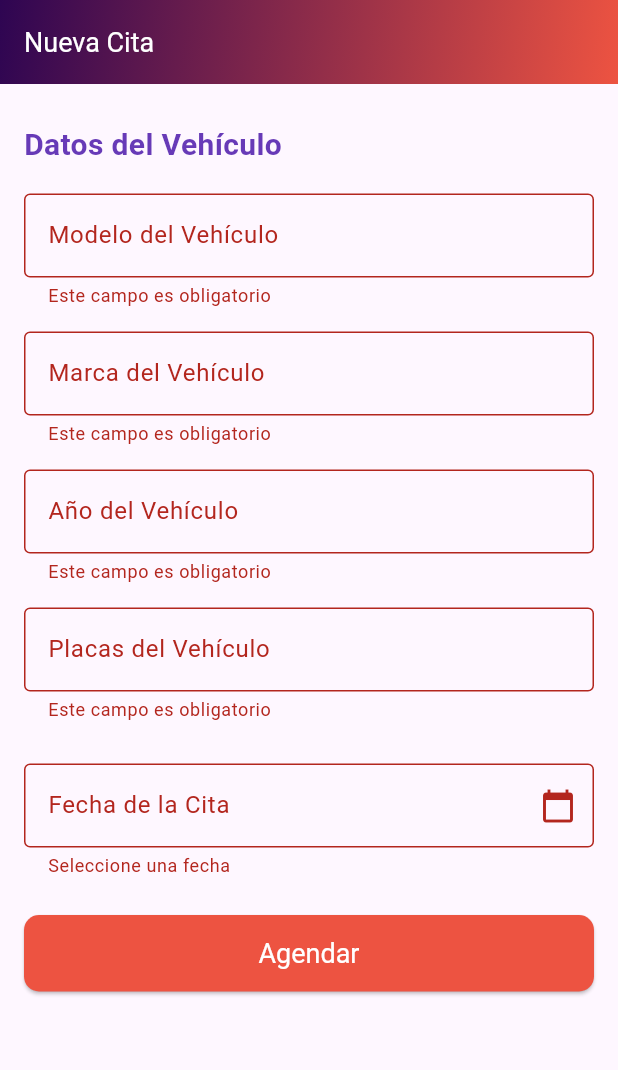
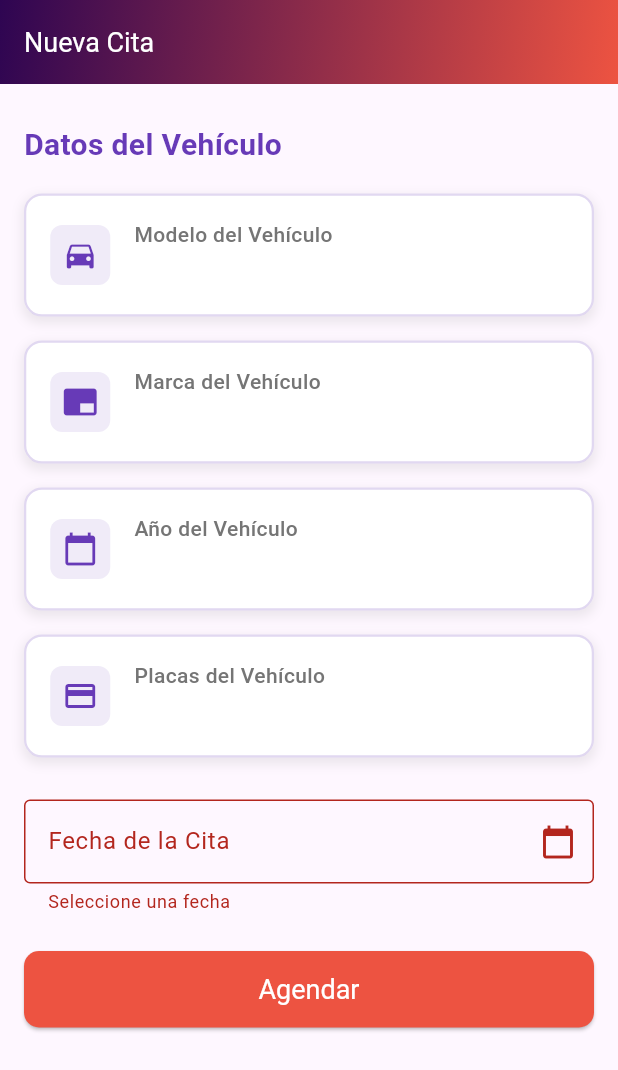
Before and after one commit to BIZAGoD/appclientemia, a Flutter app: the PantallaAgendarServicio screen opened directly, after a tap on "Agendar", on a phone screen of 412 x 824 dp. Shown: the top 1070 px of the screen. Run offline on Flutter 3.47's test engine with Material 3 defaults, Android fonts, the phone set to English and light mode, and no system bars; our stand-ins replace image_picker, shared_preferences; accounts and stored records are empty.

Commit message:
mejora del diseño de agendar cita

```diff
--- a/lib/Pantallas/Servicios/PantallaAgendarServicio.dart
+++ b/lib/Pantallas/Servicios/PantallaAgendarServicio.dart
@@ -64,18 +64,6 @@ class _PantallaAgendarServicioState extends State<PantallaAgendarServicio> {
     if (!_formKey.currentState!.validate()) {
       return;
     }
-
-    // Mostrar indicador de carga
-    showDialog(
-      context: context,
-      barrierDismissible: false,
-      builder: (BuildContext context) {
-        return const Center(
-          child: CircularProgressIndicator(),
-        );
-      },
-    );
-
     await _guardarDatos();
 
     final Map<String, dynamic> citaData = {
@@ -99,9 +87,6 @@ class _PantallaAgendarServicioState extends State<PantallaAgendarServicio> {
         body: json.encode(citaData),
       );
 
-      // Cerrar el indicador de carga
-      Navigator.pop(context);
-
       if (response.statusCode == 201 || response.statusCode == 200) {
         Navigator.pushReplacement(
           context,
@@ -120,9 +105,6 @@ class _PantallaAgendarServicioState extends State<PantallaAgendarServicio> {
         );
       }
     } catch (e) {
-      // Cerrar el indicador de carga en caso de error
-      Navigator.pop(context);
-
       ScaffoldMessenger.of(context).showSnackBar(
         SnackBar(
           content: Text('Error de conexión: $e'),
@@ -172,11 +154,10 @@ class _PantallaAgendarServicioState extends State<PantallaAgendarServicio> {
               crossAxisAlignment: CrossAxisAlignment.start,
               children: [
                 _buildSectionTitle('Datos del Vehículo'),
-                _buildTextField('Modelo del Vehículo', _modeloController),
-                _buildTextField('Marca del Vehículo', _marcaController),
-                _buildTextField('Año del Vehículo', _anioController,
-                    keyboardType: TextInputType.number),
-                _buildTextField('Placas del Vehículo', _placasController),
+                _buildReadOnlyField('Modelo del Vehículo', _modeloController.text),
+                _buildReadOnlyField('Marca del Vehículo', _marcaController.text),
+                _buildReadOnlyField('Año del Vehículo', _anioController.text),
+                _buildReadOnlyField('Placas del Vehículo', _placasController.text),
 
                 const SizedBox(height: 20),
                 TextFormField(
@@ -222,22 +203,85 @@ class _PantallaAgendarServicioState extends State<PantallaAgendarServicio> {
     );
   }
 
-  Widget _buildTextField(String labelText, TextEditingController controller,
-      {TextInputType keyboardType = TextInputType.text, int maxLines = 1}) {
+  Widget _buildReadOnlyField(String labelText, String value) {
     return Padding(
       padding: const EdgeInsets.symmetric(vertical: 8.0),
-      child: TextFormField(
-        controller: controller,
-        decoration: InputDecoration(
-          labelText: labelText,
-          border: OutlineInputBorder(),
+      child: Container(
+        padding: const EdgeInsets.all(16.0),
+        decoration: BoxDecoration(
+          color: Colors.white,
+          borderRadius: BorderRadius.circular(12.0),
+          boxShadow: [
+            BoxShadow(
+              color: Colors.grey.withOpacity(0.2),
+              spreadRadius: 1,
+              blurRadius: 6,
+              offset: const Offset(0, 3),
+            ),
+          ],
+          border: Border.all(
+            color: Colors.deepPurple.withOpacity(0.2),
+            width: 1.5,
+          ),
         ),
-        keyboardType: keyboardType,
-        maxLines: maxLines,
-        validator: (value) =>
-            value!.isEmpty ? 'Este campo es obligatorio' : null,
+        child: Row(
+          children: [
+            Container(
+              padding: const EdgeInsets.all(8.0),
+              decoration: BoxDecoration(
+                color: Colors.deepPurple.withOpacity(0.1),
+                borderRadius: BorderRadius.circular(8.0),
+              ),
+              child: Icon(
+                _getIconForField(labelText),
+                color: Colors.deepPurple,
+                size: 24,
+              ),
+            ),
+            const SizedBox(width: 16),
+            Expanded(
+              child: Column(
+                crossAxisAlignment: CrossAxisAlignment.start,
+                children: [
+                  Text(
+                    labelText,
+                    style: TextStyle(
+                      fontSize: 14,
+                      color: Colors.grey[600],
+                      fontWeight: FontWeight.w500,
+                    ),
+                  ),
+                  const SizedBox(height: 4),
+                  Text(
+                    value,
+                    style: const TextStyle(
+                      fontSize: 16,
+                      fontWeight: FontWeight.bold,
+                      color: Colors.black87,
+                    ),
+                  ),
+                ],
+              ),
+            ),
+          ],
+        ),
       ),
     );
+  }
+
+  IconData _getIconForField(String labelText) {
+    switch (labelText) {
+      case 'Modelo del Vehículo':
+        return Icons.directions_car;
+      case 'Marca del Vehículo':
+        return Icons.branding_watermark;
+      case 'Año del Vehículo':
+        return Icons.calendar_today;
+      case 'Placas del Vehículo':
+        return Icons.credit_card;
+      default:
+        return Icons.info;
+    }
   }
 
   Widget _buildSectionTitle(String title) {
```
